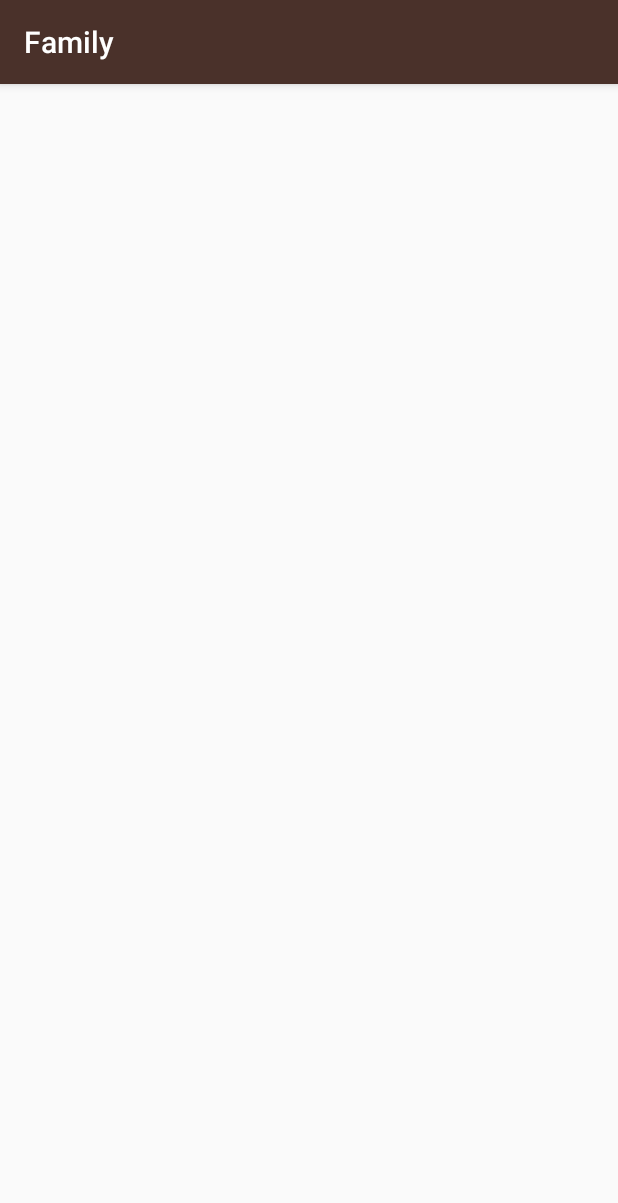
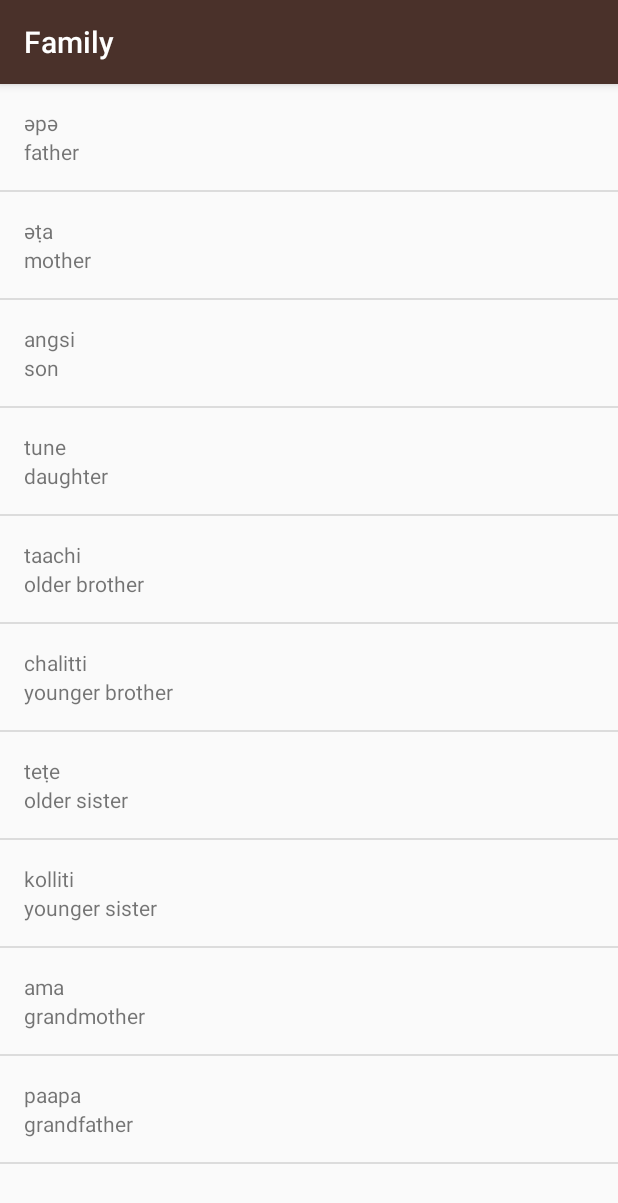
Before and after one commit to rajat1994/Miwok-App, an Android app: the FamilyActivity screen opened directly, with no data from a screen before it, on a phone screen of 412 x 824 dp. Shown: the top 1203 px of the screen. Run offline under Robolectric (Android 15) with nearby library versions, the phone set to English and light mode, and no system bars.

Commit message:
changed the rest of activities similar to NumberActivity

```diff
--- a/app/src/main/java/com/example/android/miwok/FamilyActivity.java
+++ b/app/src/main/java/com/example/android/miwok/FamilyActivity.java
@@ -2,12 +2,36 @@
 
 import android.support.v7.app.AppCompatActivity;
 import android.os.Bundle;
+import android.widget.ListView;
+
+import java.util.ArrayList;
 
 public class FamilyActivity extends AppCompatActivity {
 
     @Override
     protected void onCreate(Bundle savedInstanceState) {
         super.onCreate(savedInstanceState);
-        setContentView(R.layout.activity_family);
+        setContentView(R.layout.words_list);
+        ArrayList<word> words = new ArrayList<word>();
+
+        words.add(new word("father", "әpә"));
+        words.add(new word("mother", "әṭa"));
+        words.add(new word("son", "angsi"));
+        words.add(new word("daughter", "tune"));
+        words.add(new word("older brother", "taachi"));
+        words.add(new word("younger brother", "chalitti"));
+        words.add(new word("older sister", "teṭe"));
+        words.add(new word("younger sister", "kolliti"));
+        words.add(new word("grandmother ", "ama"));
+        words.add(new word("grandfather", "paapa"));
+
+
+
+        WordAdapter Adapter =
+                new WordAdapter(this, words);
+
+        ListView listView = (ListView) findViewById(R.id.list);
+
+        listView.setAdapter(Adapter);
     }
 }
--- a/app/src/main/java/com/example/android/miwok/NumbersActivity.java
+++ b/app/src/main/java/com/example/android/miwok/NumbersActivity.java
@@ -2,7 +2,6 @@
 
 import android.os.Bundle;
 import android.support.v7.app.AppCompatActivity;
-import android.widget.ArrayAdapter;
 import android.widget.ListView;
 
 import java.util.ArrayList;
@@ -12,7 +11,7 @@
     @Override
     protected void onCreate(Bundle savedInstanceState) {
         super.onCreate(savedInstanceState);
-        setContentView(R.layout.activity_numbers);
+        setContentView(R.layout.words_list);
         ArrayList<word> words = new ArrayList<word>();
 
         words.add(new word("one","lutti"));
@@ -39,5 +38,8 @@
 
 
 
+
+
+
     }
 }
```
Also changed, not shown: app/src/main/java/com/example/android/miwok/ColorsActivity.java (+22 -1 lines), app/src/main/java/com/example/android/miwok/PhrasesActivity.java (+25 -1 lines), app/src/main/res/layout/words_list.xml (renamed from app/src/main/res/layout/activity_numbers.xml).
